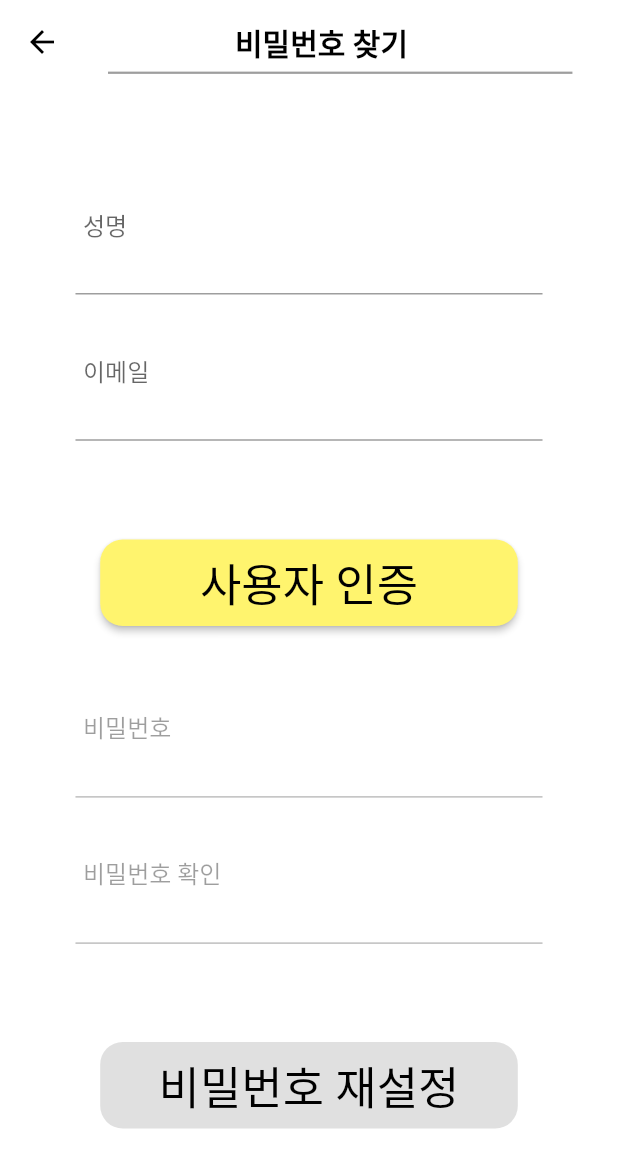
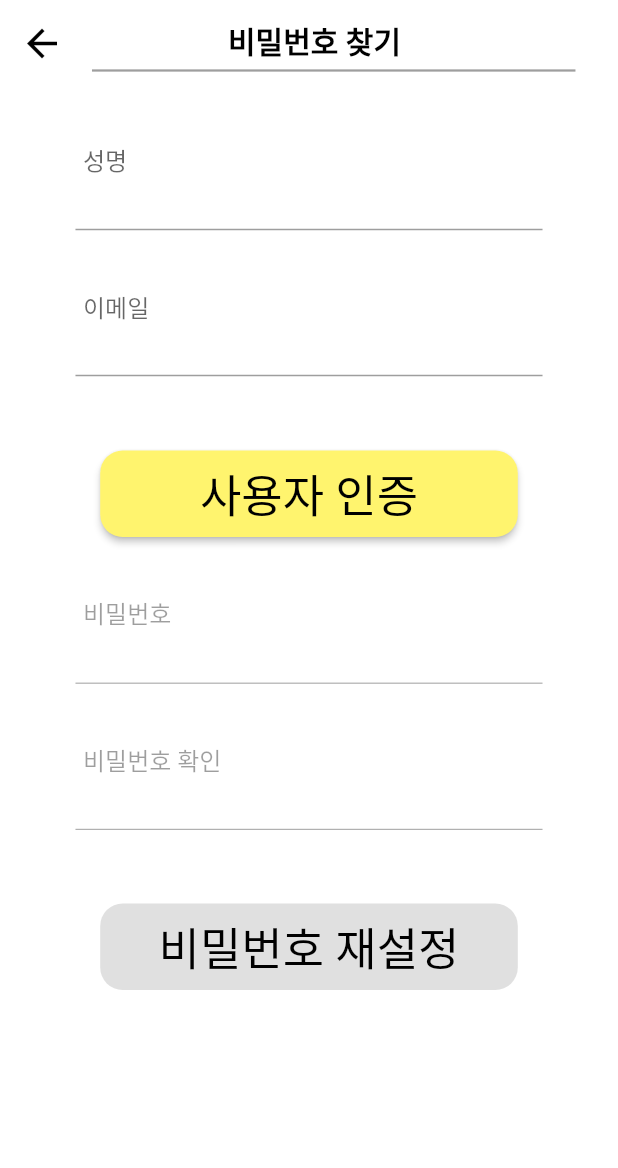
Before and after one commit to Arenslien/Talent-Bank, a Flutter app: the FindPasswordScreen screen opened by its route, on a phone screen of 412 x 824 dp. Shown: the top 1168 px of the screen. Run offline on Flutter 3.47's test engine with Material 2 defaults, Android fonts, the phone set to English and light mode, and no system bars; our stand-ins replace stack_trace.

Commit message:
스크린 제목 코드 컴포넌트 화

```diff
--- a/lib/screens/authentication/find_password_screen.dart
+++ b/lib/screens/authentication/find_password_screen.dart
@@ -1,4 +1,5 @@
 import 'package:flutter/material.dart';
+import 'package:talent_bank/screens/components/screen_title.dart';
 import 'package:talent_bank/size_config.dart';
 import 'package:talent_bank/constants.dart';
 import 'package:talent_bank/screens/components/event_button.dart';
@@ -16,47 +17,19 @@ class FindPasswordScreen extends StatefulWidget {
 class _FindPasswordScreenState extends State<FindPasswordScreen> {
   final _formKey = GlobalKey<FormState>();
   bool certification = false;
+  late String password;
 
   @override
   Widget build(BuildContext context) {
-    return GestureDetector(
-      onTap: () {
-        FocusScope.of(context)
-            .unfocus(); // Scaffold 터치 시 포커스 해제(키보드 입력 중 바탕 클릭 시 키보드 내려감)
-      },
-      child: Scaffold(
-        appBar: AppBar(
-          centerTitle: true,
-          title: Container(
-            //페이지 제목
-            padding: EdgeInsets.only(top: 7, bottom: 4),
-            decoration: BoxDecoration(
-                border:
-                    Border(bottom: BorderSide(width: 1.5, color: Colors.grey))),
-            child: Text(
-              '                 비밀번호 찾기                      ',
-              style:
-                  TextStyle(color: Colors.black, fontWeight: FontWeight.bold),
-            ),
-          ),
-          leading: GestureDetector(
-            onTap: () {
-              Navigator.pop(context);
-            },
-            child: Icon(
-              Icons.arrow_back_outlined,
-              color: Colors.black,
-            ),
-          ),
-          backgroundColor: Colors.transparent, // 앱바 투명색으로 설정
-          elevation: 0.0,
-        ),
-        extendBodyBehindAppBar: true, // 앱바를 body 위에
-        body: SingleChildScrollView(
+    return ScreenTitle(
+      title: '비밀번호 찾기',
+      adjust: 0.22,
+      child: SingleChildScrollView(
+        scrollDirection: Axis.vertical,
         child: Center(
           child: Container(
             // 입력 폼이 존재하는 박스
-              margin: EdgeInsets.only(top: SizeConfig.screenHeight * 0.1),
+            // margin: EdgeInsets.only(top: SizeConfig.screenHeight * 0.1),
             width: SizeConfig.screenWidth * 0.78,
             // height: SizeConfig.screenHeight * 0.85,
             // decoration: BoxDecoration(
@@ -74,7 +47,7 @@ class _FindPasswordScreenState extends State<FindPasswordScreen> {
                   children: [
                     Padding(
                       padding: EdgeInsets.symmetric(
-                            vertical: SizeConfig.screenHeight * 0.08),
+                          vertical: SizeConfig.screenHeight * 0.06),
                       child: Column(
                         children: [
                           TextInputForm(
@@ -110,7 +83,7 @@ class _FindPasswordScreenState extends State<FindPasswordScreen> {
                               if (certification == false) {
                                 if (value!.isNotEmpty) {
                                   //!!비밀번호 입력 조건이 있으면 ~하라는 함수를 추가
-                                    if (value!.contains('@')) {
+                                  if (value.contains('@')) {
                                     return null;
                                   } else {
                                     return '이메일에 @를 포함시켜주세요';
@@ -155,7 +128,7 @@ class _FindPasswordScreenState extends State<FindPasswordScreen> {
                         }),
                     Padding(
                       padding: EdgeInsets.symmetric(
-                            vertical: SizeConfig.screenHeight * 0.08),
+                          vertical: SizeConfig.screenHeight * 0.06),
                       child: Column(
                         children: [
                           TextInputForm(
@@ -167,6 +140,7 @@ class _FindPasswordScreenState extends State<FindPasswordScreen> {
                               if (certification == true) {
                                 if (value!.isNotEmpty) {
                                   //!!아이디 입력 조건이 있으면 ~하라는 함수를 추가
+                                  password = value;
                                   return null;
                                 } else {
                                   return '재설정할 비밀번호를 입력해주세요';
@@ -184,16 +158,20 @@ class _FindPasswordScreenState extends State<FindPasswordScreen> {
                           ),
                           TextInputForm(
                             label: '비밀번호 확인',
-                              hint: '재설정할 비밀번호 한번 더 입력하세요',
+                            hint: '재설정할 비밀번호를 한번 더 입력하세요',
                             enable: certification,
                             obscure: true,
                             validate: (value) {
                               if (certification == true) {
                                 if (value!.isNotEmpty) {
                                   //!!비밀번호 입력 조건이 있으면 ~하라는 함수를 추가
+                                  if (value == password) {
                                     return null;
                                   } else {
-                                    return '재설정할 비밀번호를 한번 더 입력해주세요';
+                                    return "비밀번호가 일치하지 않습니다";
+                                  }
+                                } else {
+                                  return '재설정할 비밀번호를 입력해주세요';
                                 }
                               } else {
                                 return null;
@@ -213,8 +191,7 @@ class _FindPasswordScreenState extends State<FindPasswordScreen> {
                         label: '비밀번호 재설정',
                         onpress: certification
                             ? () {
-                                  if (_formKey.currentState!.validate() ==
-                                      true) {
+                                if (_formKey.currentState!.validate() == true) {
                                   //입력 폼에 입력한 정보 값이 일치하는 경우
                                   _formKey.currentState!.save();
                                   FlutterDialog(context, 'abcd', '귀하의 비밀번호');
@@ -228,7 +205,8 @@ class _FindPasswordScreenState extends State<FindPasswordScreen> {
           ),
         ),
       ),
-      ),
     );
   }
 }
+
+//0.22 비밀번호 찾기
--- /dev/null
+++ b/lib/screens/components/screen_title.dart
@@ -0,0 +1,68 @@
+import 'package:flutter/material.dart';
+import 'package:talent_bank/size_config.dart';
+
+class ScreenTitle extends StatefulWidget {
+  late Widget child;
+  final String title;
+  final double adjust;
+
+  ScreenTitle(
+      {Key? key,
+      required this.child,
+      required this.title,
+      required this.adjust})
+      : super(key: key);
+
+  @override
+  State<ScreenTitle> createState() => _ScreenTitleState();
+}
+
+class _ScreenTitleState extends State<ScreenTitle> {
+  @override
+  Widget build(BuildContext context) {
+    return GestureDetector(
+      onTap: () {
+        FocusScope.of(context)
+            .unfocus(); // Scaffold 터치 시 포커스 해제(키보드 입력 중 바탕 클릭 시 키보드 내려감)
+      },
+      child: Scaffold(
+          appBar: AppBar(
+            centerTitle: true,
+            title: Container(
+              //페이지 제목
+              width: double.infinity,
+              margin: EdgeInsets.symmetric(
+                  horizontal: SizeConfig.screenWidth * 0.03),
+              padding: EdgeInsets.symmetric(
+                  vertical: 4,
+                  horizontal: SizeConfig.screenWidth * widget.adjust),
+              decoration: BoxDecoration(
+                  border: Border(
+                      bottom: BorderSide(width: 1.5, color: Colors.grey))),
+              child: Text(
+                widget.title,
+                style:
+                    TextStyle(color: Colors.black, fontWeight: FontWeight.bold),
+              ),
+            ),
+            leadingWidth: SizeConfig.screenWidth * 0.08,
+            leading: Container(
+              margin: EdgeInsets.only(left: 5, top: 2),
+              child: IconButton(
+                  iconSize: 30,
+                  onPressed: () {
+                    Navigator.pop(context);
+                  },
+                  icon: Icon(
+                    Icons.arrow_back_outlined,
+                    color: Colors.black,
+                  )),
+            ),
+            backgroundColor: Colors.transparent, // 앱바 투명색으로 설정
+            elevation: 0.0,
+          ),
+          // extendBodyBehindAppBar: true, // 앱바를 body 위에
+          body: widget.child),
+    );
+  }
+}
```
Also changed, not shown: lib/screens/authentication/find_id_screen.dart (+12 -40 lines), lib/screens/authentication/login_screen.dart (+10 -42 lines). Lines whose indentation alone changed are shown as unchanged.
